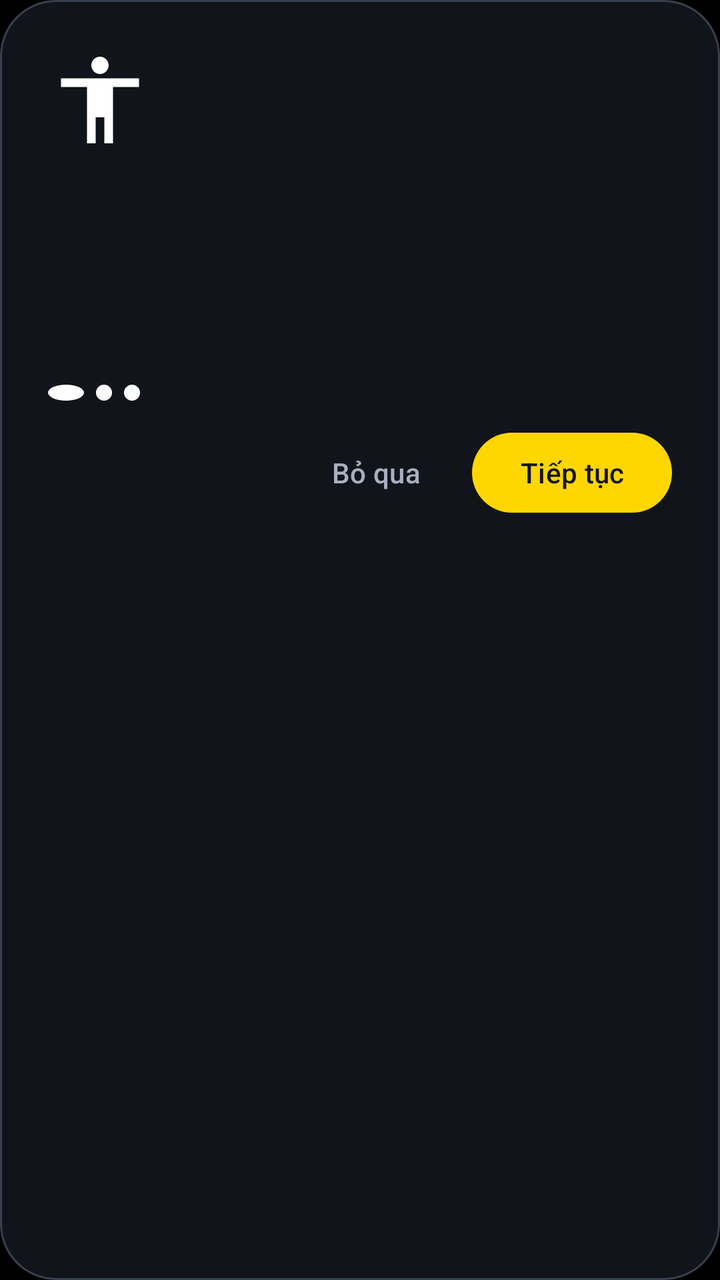
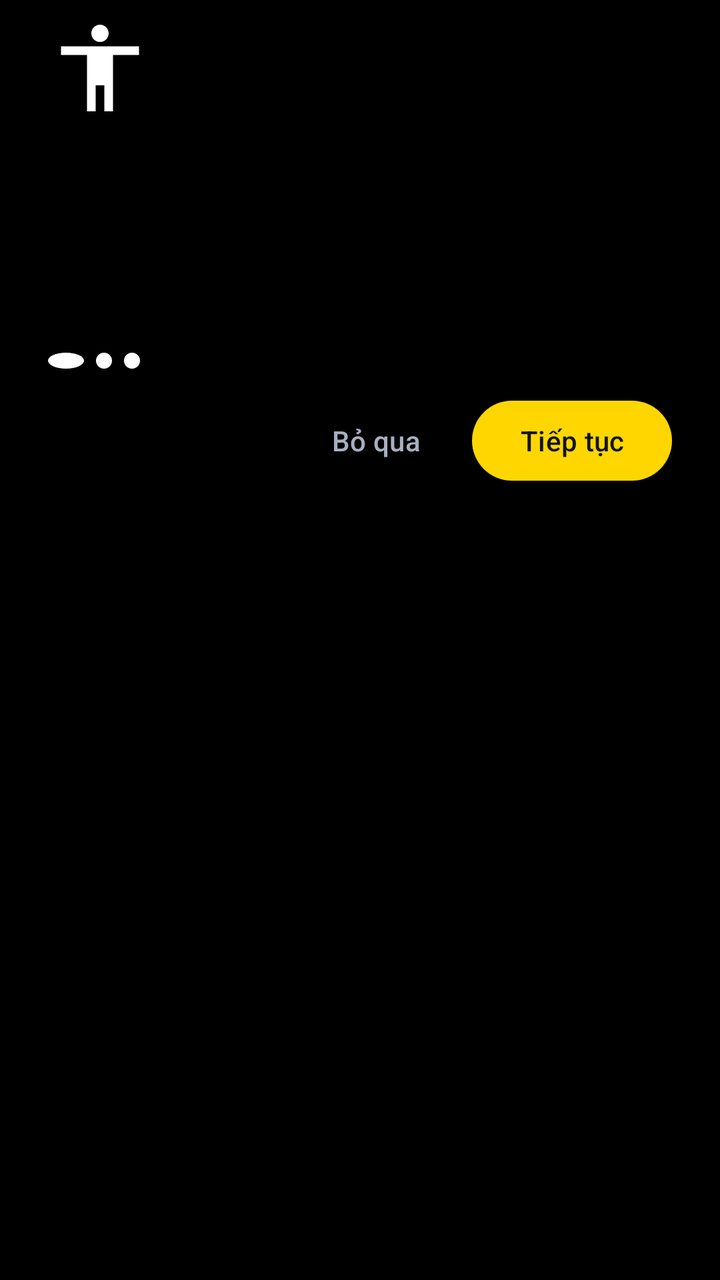

Before-and-after screenshots of an Android layout around one commit, followed by the original layout XML and the change that was made.
<!-- AndroidManifest.xml: application theme Theme.AICameraComposer -->
<!-- res/layout/dialog_onboarding.xml -->
<?xml version="1.0" encoding="utf-8"?>
<com.google.android.material.card.MaterialCardView xmlns:android="http://schemas.android.com/apk/res/android"
    xmlns:app="http://schemas.android.com/apk/res-auto"
    android:layout_width="match_parent"
    android:layout_height="wrap_content"
    android:layout_marginStart="20dp"
    android:layout_marginTop="24dp"
    android:layout_marginEnd="20dp"
    android:layout_marginBottom="24dp"
    app:cardBackgroundColor="@color/surface"
    app:cardCornerRadius="28dp"
    app:cardElevation="0dp"
    app:strokeColor="@color/outline"
    app:strokeWidth="1dp">

    <LinearLayout
        android:layout_width="match_parent"
        android:layout_height="wrap_content"
        android:orientation="vertical"
        android:padding="24dp">

        <ImageView
            android:id="@+id/onboarding_icon"
            android:layout_width="52dp"
            android:layout_height="52dp"
            android:contentDescription="@string/pose_button_label"
            android:src="@drawable/ic_pose" />

        <TextView
            android:id="@+id/onboarding_step"
            android:layout_width="wrap_content"
            android:layout_height="wrap_content"
            android:layout_marginTop="18dp"
            android:textColor="@color/on_surface_variant"
            android:textSize="12sp" />

        <TextView
            android:id="@+id/onboarding_title"
            android:layout_width="match_parent"
            android:layout_height="wrap_content"
            android:layout_marginTop="6dp"
            android:textColor="@color/on_surface"
            android:textSize="20sp"
            android:textStyle="bold" />

        <TextView
            android:id="@+id/onboarding_body"
            android:layout_width="match_parent"
            android:layout_height="wrap_content"
            android:layout_marginTop="10dp"
            android:lineSpacingExtra="4dp"
            android:textColor="@color/on_surface_variant"
            android:textSize="14sp" />

        <LinearLayout
            android:layout_width="match_parent"
            android:layout_height="wrap_content"
            android:layout_marginTop="20dp"
            android:gravity="center_vertical"
            android:orientation="horizontal">

            <View
                android:id="@+id/onboarding_dot_1"
                android:layout_width="18dp"
                android:layout_height="8dp"
                android:background="@drawable/bg_dot" />

            <View
                android:id="@+id/onboarding_dot_2"
                android:layout_width="8dp"
                android:layout_height="8dp"
                android:layout_marginStart="6dp"
                android:background="@drawable/bg_dot" />

            <View
                android:id="@+id/onboarding_dot_3"
                android:layout_width="8dp"
                android:layout_height="8dp"
                android:layout_marginStart="6dp"
                android:background="@drawable/bg_dot" />
        </LinearLayout>

        <LinearLayout
            android:layout_width="match_parent"
            android:layout_height="wrap_content"
            android:layout_marginTop="12dp"
            android:gravity="end"
            android:orientation="horizontal">

            <com.google.android.material.button.MaterialButton
                android:id="@+id/onboarding_skip"
                style="@style/Widget.Material3.Button.TextButton"
                android:layout_width="wrap_content"
                android:layout_height="wrap_content"
                android:text="@string/onboarding_skip"
                android:textColor="@color/on_surface_variant" />

            <com.google.android.material.button.MaterialButton
                android:id="@+id/onboarding_next"
                style="@style/Widget.Material3.Button.TonalButton"
                android:layout_width="wrap_content"
                android:layout_height="wrap_content"
                android:layout_marginStart="4dp"
                android:text="@string/onboarding_next"
                android:textColor="@color/ink"
                app:backgroundTint="@color/accent" />
        </LinearLayout>
    </LinearLayout>
</com.google.android.material.card.MaterialCardView>
<!-- resources referenced by this layout -->
<resources>
  <color name="accent">#FFFFD600</color>
  <color name="ink">#FF11141A</color>
  <color name="on_surface">#FFEDEFF5</color>
  <color name="on_surface_variant">#FFA8AFBF</color>
  <color name="outline">#FF39404F</color>
  <color name="surface">#FF11141A</color>
  <!-- drawable bg_dot (drawable) -->
  <?xml version="1.0" encoding="utf-8"?>
  <shape xmlns:android="http://schemas.android.com/apk/res/android"
      android:shape="oval">
      <solid android:color="@color/white" />
  </shape>
  <!-- drawable ic_pose (drawable) -->
  <vector xmlns:android="http://schemas.android.com/apk/res/android"
      android:width="24dp"
      android:height="24dp"
      android:viewportWidth="24"
      android:viewportHeight="24">
      <path
          android:fillColor="#FFFFFFFF"
          android:pathData="M12,2c1.1,0 2,0.9 2,2s-0.9,2 -2,2 -2,-0.9 -2,-2 0.9,-2 2,-2zM21,9h-6v13h-2v-6h-2v6H9V9H3V7h18v2z" />
  </vector>
  <string name="onboarding_next">Tiếp tục</string>
  <string name="onboarding_skip">Bỏ qua</string>
  <string name="pose_button_label">Gợi ý dáng</string>
  <style name="Theme.AICameraComposer" parent="Theme.Material3.Dark.NoActionBar">
          <item name="colorPrimary">@color/primary</item>
          <item name="colorOnPrimary">@color/white</item>
          <item name="colorPrimaryContainer">@color/primary_dark</item>
          <item name="colorOnPrimaryContainer">@color/white</item>
          <item name="colorSecondary">@color/accent</item>
          <item name="colorOnSecondary">@color/ink</item>
          <item name="colorTertiary">@color/guide_accent</item>
          <item name="colorOnTertiary">@color/ink</item>
          <item name="colorSurface">@color/surface</item>
          <item name="colorOnSurface">@color/on_surface</item>
          <item name="colorSurfaceVariant">@color/surface_variant</item>
          <item name="colorOnSurfaceVariant">@color/on_surface_variant</item>
          <item name="colorOutline">@color/outline</item>
          <item name="android:colorBackground">@android:color/black</item>
          <item name="android:windowBackground">@android:color/black</item>
          <item name="android:windowFullscreen">true</item>
          <item name="android:statusBarColor">@android:color/transparent</item>
          <item name="android:navigationBarColor">@android:color/transparent</item>
          <item name="android:windowLightStatusBar">false</item>
      </style>
  <color name="white">#FFFFFFFF</color>
  <color name="primary">#FF3D5AFE</color>
  <color name="primary_dark">#FF1A237E</color>
  <color name="guide_accent">#FF7C4DFF</color>
  <color name="surface_variant">#FF1A1E26</color>
</resources>

<!-- the commit's change to res/layout/dialog_onboarding.xml (unified diff, before → after) -->
@@ -1,109 +1,99 @@
 <?xml version="1.0" encoding="utf-8"?>
-<com.google.android.material.card.MaterialCardView xmlns:android="http://schemas.android.com/apk/res/android"
+<LinearLayout xmlns:android="http://schemas.android.com/apk/res/android"
     xmlns:app="http://schemas.android.com/apk/res-auto"
     android:layout_width="match_parent"
     android:layout_height="wrap_content"
-    android:layout_marginStart="20dp"
-    android:layout_marginTop="24dp"
-    android:layout_marginEnd="20dp"
-    android:layout_marginBottom="24dp"
-    app:cardBackgroundColor="@color/surface"
-    app:cardCornerRadius="28dp"
-    app:cardElevation="0dp"
-    app:strokeColor="@color/outline"
-    app:strokeWidth="1dp">
+    android:orientation="vertical"
+    android:paddingStart="24dp"
+    android:paddingTop="8dp"
+    android:paddingEnd="24dp"
+    android:paddingBottom="4dp">
+
+    
+    <ImageView
+        android:id="@+id/onboarding_icon"
+        android:layout_width="52dp"
+        android:layout_height="52dp"
+        android:importantForAccessibility="no"
+        android:src="@drawable/ic_pose" />
+
+    <TextView
+        android:id="@+id/onboarding_step"
+        android:layout_width="wrap_content"
+        android:layout_height="wrap_content"
+        android:layout_marginTop="18dp"
+        android:textColor="@color/on_surface_variant"
+        android:textSize="12sp" />
+
+    <TextView
+        android:id="@+id/onboarding_title"
+        android:layout_width="match_parent"
+        android:layout_height="wrap_content"
+        android:layout_marginTop="6dp"
+        android:textColor="@color/on_surface"
+        android:textSize="20sp"
+        android:textStyle="bold" />
+
+    <TextView
+        android:id="@+id/onboarding_body"
+        android:layout_width="match_parent"
+        android:layout_height="wrap_content"
+        android:layout_marginTop="10dp"
+        android:lineSpacingExtra="4dp"
+        android:textColor="@color/on_surface_variant"
+        android:textSize="14sp" />
 
     <LinearLayout
         android:layout_width="match_parent"
         android:layout_height="wrap_content"
-        android:orientation="vertical"
-        android:padding="24dp">
+        android:layout_marginTop="20dp"
+        android:gravity="center_vertical"
+        android:orientation="horizontal">
 
-        <ImageView
-            android:id="@+id/onboarding_icon"
-            android:layout_width="52dp"
-            android:layout_height="52dp"
-            android:contentDescription="@string/pose_button_label"
-            android:src="@drawable/ic_pose" />
+        <View
+            android:id="@+id/onboarding_dot_1"
+            android:layout_width="18dp"
+            android:layout_height="8dp"
+            android:background="@drawable/bg_dot" />
 
-        <TextView
-            android:id="@+id/onboarding_step"
+        <View
+            android:id="@+id/onboarding_dot_2"
+            android:layout_width="8dp"
+            android:layout_height="8dp"
+            android:layout_marginStart="6dp"
+            android:background="@drawable/bg_dot" />
+
+        <View
+            android:id="@+id/onboarding_dot_3"
+            android:layout_width="8dp"
+            android:layout_height="8dp"
+            android:layout_marginStart="6dp"
+            android:background="@drawable/bg_dot" />
+    </LinearLayout>
+
+    <LinearLayout
+        android:layout_width="match_parent"
+        android:layout_height="wrap_content"
+        android:layout_marginTop="12dp"
+        android:gravity="end"
+        android:orientation="horizontal">
+
+        <com.google.android.material.button.MaterialButton
+            android:id="@+id/onboarding_skip"
+            style="@style/Widget.Material3.Button.TextButton"
             android:layout_width="wrap_content"
             android:layout_height="wrap_content"
-            android:layout_marginTop="18dp"
-            android:textColor="@color/on_surface_variant"
-            android:textSize="12sp" />
+            android:text="@string/onboarding_skip"
+            android:textColor="@color/on_surface_variant" />
 
-        <TextView
-            android:id="@+id/onboarding_title"
-            android:layout_width="match_parent"
+        <com.google.android.material.button.MaterialButton
+            android:id="@+id/onboarding_next"
+            style="@style/Widget.Material3.Button.TonalButton"
+            android:layout_width="wrap_content"
             android:layout_height="wrap_content"
-            android:layout_marginTop="6dp"
-            android:textColor="@color/on_surface"
-            android:textSize="20sp"
-            android:textStyle="bold" />
-
-        <TextView
-            android:id="@+id/onboarding_body"
-            android:layout_width="match_parent"
-            android:layout_height="wrap_content"
-            android:layout_marginTop="10dp"
-            android:lineSpacingExtra="4dp"
-            android:textColor="@color/on_surface_variant"
-            android:textSize="14sp" />
-
-        <LinearLayout
-            android:layout_width="match_parent"
-            android:layout_height="wrap_content"
-            android:layout_marginTop="20dp"
-            android:gravity="center_vertical"
-            android:orientation="horizontal">
-
-            <View
-                android:id="@+id/onboarding_dot_1"
-                android:layout_width="18dp"
-                android:layout_height="8dp"
-                android:background="@drawable/bg_dot" />
-
-            <View
-                android:id="@+id/onboarding_dot_2"
-                android:layout_width="8dp"
-                android:layout_height="8dp"
-                android:layout_marginStart="6dp"
-                android:background="@drawable/bg_dot" />
-
-            <View
-                android:id="@+id/onboarding_dot_3"
-                android:layout_width="8dp"
-                android:layout_height="8dp"
-                android:layout_marginStart="6dp"
-                android:background="@drawable/bg_dot" />
-        </LinearLayout>
-
-        <LinearLayout
-            android:layout_width="match_parent"
-            android:layout_height="wrap_content"
-            android:layout_marginTop="12dp"
-            android:gravity="end"
-            android:orientation="horizontal">
-
-            <com.google.android.material.button.MaterialButton
-                android:id="@+id/onboarding_skip"
-                style="@style/Widget.Material3.Button.TextButton"
-                android:layout_width="wrap_content"
-                android:layout_height="wrap_content"
-                android:text="@string/onboarding_skip"
-                android:textColor="@color/on_surface_variant" />
-
-            <com.google.android.material.button.MaterialButton
-                android:id="@+id/onboarding_next"
-                style="@style/Widget.Material3.Button.TonalButton"
-                android:layout_width="wrap_content"
-                android:layout_height="wrap_content"
-                android:layout_marginStart="4dp"
-                android:text="@string/onboarding_next"
-                android:textColor="@color/ink"
-                app:backgroundTint="@color/accent" />
-        </LinearLayout>
+            android:layout_marginStart="4dp"
+            android:text="@string/onboarding_next"
+            android:textColor="@color/ink"
+            app:backgroundTint="@color/accent" />
     </LinearLayout>
-</com.google.android.material.card.MaterialCardView>
+</LinearLayout>
<!-- resource entries referenced after the edit -->
@@ -24,7 +24,6 @@
   </vector>
   <string name="onboarding_next">Tiếp tục</string>
   <string name="onboarding_skip">Bỏ qua</string>
-  <string name="pose_button_label">Gợi ý dáng</string>
   <style name="Theme.AICameraComposer" parent="Theme.Material3.Dark.NoActionBar">
           <item name="colorPrimary">@color/primary</item>
           <item name="colorOnPrimary">@color/white</item>
@@ -39,6 +38,11 @@
           <item name="colorSurfaceVariant">@color/surface_variant</item>
           <item name="colorOnSurfaceVariant">@color/on_surface_variant</item>
           <item name="colorOutline">@color/outline</item>
+          
+          <item name="colorSurfaceContainerLowest">@color/surface</item>
+          <item name="colorSurfaceContainerLow">@color/surface</item>
+          <item name="colorSurfaceContainer">@color/surface_variant</item>
+          <item name="colorSurfaceContainerHigh">@color/surface_variant</item>
           <item name="android:colorBackground">@android:color/black</item>
           <item name="android:windowBackground">@android:color/black</item>
           <item name="android:windowFullscreen">true</item>
